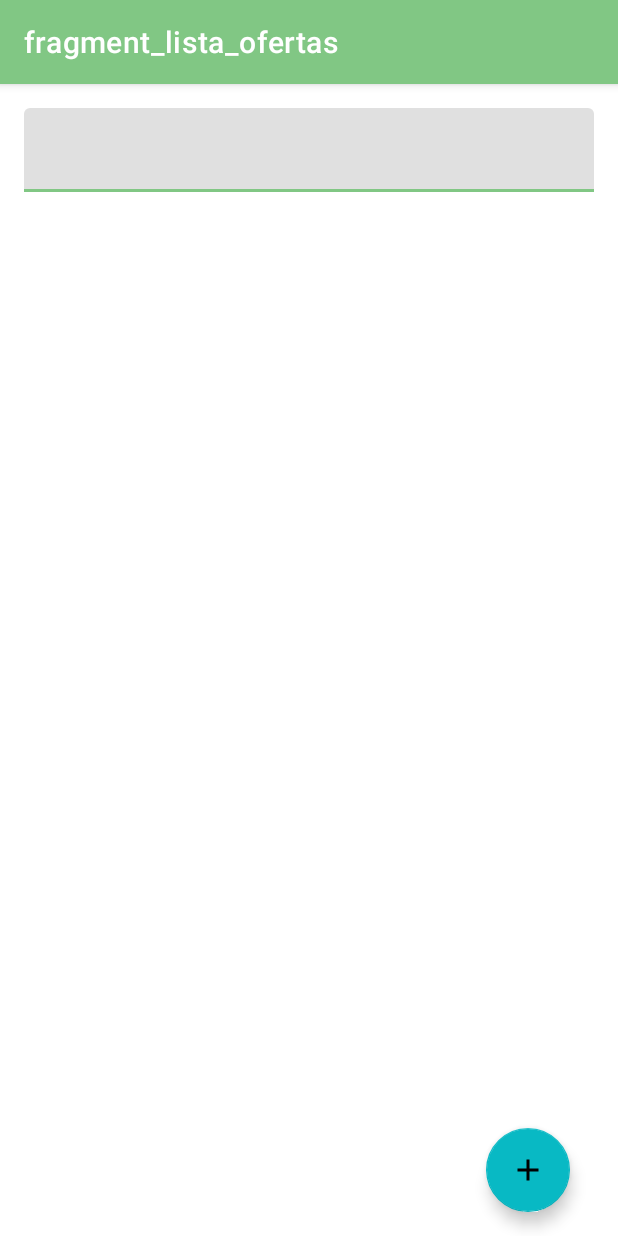
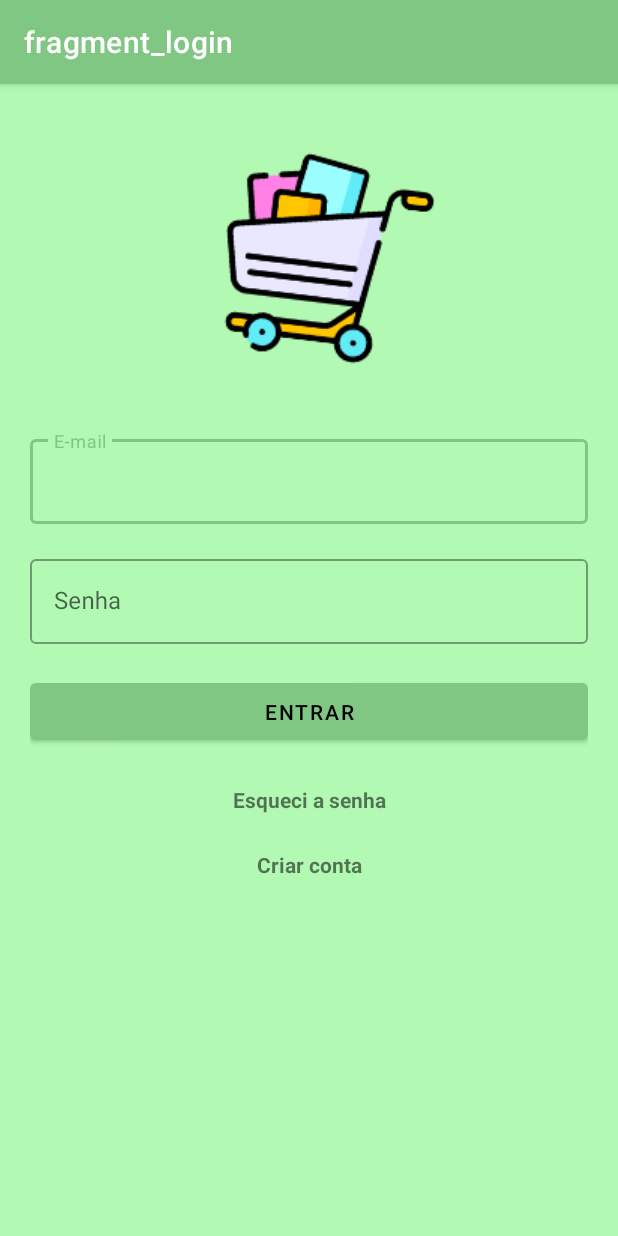
Before and after one commit to Rnnfranca/mais-barato-app, an Android app: the screen it shows after launch (MainActivity), on a phone screen of 412 x 824 dp. Run offline under Robolectric (Android 15) with nearby library versions, the phone set to English and light mode, and no system bars; our stand-ins replace Dagger/Hilt's generated code, Firebase (no records; nobody signed in at launch, a user with empty details on screens opened directly), navigation-ui.

Commit message:
inclusao da funcao de login

```diff
--- a/app/src/main/java/com/example/maisbarato/MainActivity.kt
+++ b/app/src/main/java/com/example/maisbarato/MainActivity.kt
@@ -5,14 +5,19 @@ import androidx.appcompat.app.AppCompatActivity
 import androidx.navigation.findNavController
 import androidx.navigation.fragment.NavHostFragment
 import androidx.navigation.ui.setupActionBarWithNavController
+import com.example.maisbarato.databinding.ActivityMainBinding
 import dagger.hilt.android.AndroidEntryPoint
 
 @AndroidEntryPoint
 class MainActivity : AppCompatActivity() {
 
+    private var _binding: ActivityMainBinding? = null
+    private val binding get() = _binding!!
+
     override fun onCreate(savedInstanceState: Bundle?) {
         super.onCreate(savedInstanceState)
-        setContentView(R.layout.activity_main)
+        _binding = ActivityMainBinding.inflate(layoutInflater)
+        setContentView(binding.root)
 
         val navHostFragment =
             supportFragmentManager.findFragmentById(R.id.nav_host_fragment) as NavHostFragment
--- a/app/src/main/java/com/example/maisbarato/view/DetalhesOfertaFragment.kt
+++ b/app/src/main/java/com/example/maisbarato/view/DetalhesOfertaFragment.kt
@@ -72,4 +72,9 @@ class DetalhesOfertaFragment : Fragment() {
         }
 
     }
+
+    override fun onDestroy() {
+        super.onDestroy()
+        _binding = null
+    }
 }
--- /dev/null
+++ b/app/src/main/java/com/example/maisbarato/view/LoginFragment.kt
@@ -0,0 +1,96 @@
+package com.example.maisbarato.view
+
+import android.os.Bundle
+import android.util.Log
+import android.view.LayoutInflater
+import android.view.View
+import android.view.ViewGroup
+import androidx.core.widget.doAfterTextChanged
+import androidx.fragment.app.Fragment
+import androidx.navigation.fragment.findNavController
+import com.example.maisbarato.databinding.FragmentLoginBinding
+import com.google.android.material.dialog.MaterialAlertDialogBuilder
+import com.google.firebase.auth.FirebaseAuth
+
+class LoginFragment : Fragment() {
+
+    private var _binding: FragmentLoginBinding? = null
+    private val binding get() = _binding!!
+
+    private var auth: FirebaseAuth = FirebaseAuth.getInstance()
+    private val TAG = "CadastroFragment"
+
+
+    override fun onCreate(savedInstanceState: Bundle?) {
+        super.onCreate(savedInstanceState)
+
+    }
+
+    override fun onCreateView(
+        inflater: LayoutInflater, container: ViewGroup?,
+        savedInstanceState: Bundle?
+    ): View {
+        // Inflate the layout for this fragment
+        _binding = FragmentLoginBinding.inflate(inflater, container, false)
+        return binding.root
+    }
+
+    override fun onViewCreated(view: View, savedInstanceState: Bundle?) {
+
+        binding.editTextEmailLogin.doAfterTextChanged {
+            binding.inputEmailLogin.error = null
+        }
+
+        binding.editTextSenhaLogin.doAfterTextChanged {
+            binding.inputSenhaLogin.error = null
+        }
+
+        binding.btnEntrar.setOnClickListener {
+
+            binding.inputEmailLogin.error = if(binding.editTextEmailLogin.text.isNullOrEmpty()) {
+                "Preencha o e-mail"
+            } else {
+                null
+            }
+
+            binding.inputSenhaLogin.error = if(binding.editTextSenhaLogin.text.isNullOrEmpty()) {
+                "Preencha a senha"
+            } else {
+                null
+            }
+
+            if (!binding.editTextEmailLogin.text.isNullOrEmpty() && !binding.editTextSenhaLogin.text.isNullOrEmpty()) {
+                auth.signInWithEmailAndPassword(
+                    binding.editTextEmailLogin.text.toString(),
+                    binding.editTextSenhaLogin.text.toString()
+                ).addOnCompleteListener { task ->
+                    if (task.isSuccessful) {
+                        val actions = LoginFragmentDirections.actionLoginFragmentToListaOfertasFragment()
+                        findNavController().navigate(actions)
+                    } else {
+                        Log.w(TAG, "signInWithEmail:failure", task.exception)
+                        MaterialAlertDialogBuilder(requireContext())
+                            .setTitle("Falha na autenticação")
+                            .setMessage("Usuário e/ou senha inválido")
+                            .setNeutralButton("Ok") { dialog, which ->
+
+                            }
+                            .show()
+                    }
+                }
+            }
+
+
+        }
+
+        binding.textCriarConta.setOnClickListener {
+            val actions = LoginFragmentDirections.actionLoginFragmentToCadastroFragment()
+            findNavController().navigate(actions)
+        }
+    }
+
+    override fun onDestroy() {
+        super.onDestroy()
+        _binding = null
+    }
+}
--- a/app/src/main/res/drawable/ic_add_photo.xml
+++ /dev/null
@@ -1,5 +0,0 @@
-<vector android:height="24dp" android:tint="#838383"
-    android:viewportHeight="24" android:viewportWidth="24"
-    android:width="24dp" xmlns:android="http://schemas.android.com/apk/res/android">
-    <path android:fillColor="@android:color/white" android:pathData="M3,4V1h2v3h3v2H5v3H3V6H0V4H3zM6,10V7h3V4h7l1.83,2H21c1.1,0 2,0.9 2,2v12c0,1.1 -0.9,2 -2,2H5c-1.1,0 -2,-0.9 -2,-2V10H6zM13,19c2.76,0 5,-2.24 5,-5s-2.24,-5 -5,-5s-5,2.24 -5,5S10.24,19 13,19zM9.8,14c0,1.77 1.43,3.2 3.2,3.2s3.2,-1.43 3.2,-3.2s-1.43,-3.2 -3.2,-3.2S9.8,12.23 9.8,14z"/>
-</vector>
--- /dev/null
+++ b/app/src/main/res/layout/fragment_login.xml
@@ -0,0 +1,89 @@
+<?xml version="1.0" encoding="utf-8"?>
+<androidx.core.widget.NestedScrollView xmlns:android="http://schemas.android.com/apk/res/android"
+    xmlns:tools="http://schemas.android.com/tools"
+    android:layout_width="match_parent"
+    android:layout_height="match_parent"
+    xmlns:app="http://schemas.android.com/apk/res-auto"
+    android:background="@color/green_200"
+    tools:context=".view.LoginFragment">
+
+    <androidx.constraintlayout.widget.ConstraintLayout
+        android:layout_width="match_parent"
+        android:layout_height="wrap_content"
+        android:padding="20dp">
+
+        <ImageView
+            android:id="@+id/logo"
+            android:layout_width="wrap_content"
+            android:layout_height="wrap_content"
+            android:src="@drawable/logo"
+            app:layout_constraintTop_toTopOf="parent"
+            app:layout_constraintStart_toStartOf="parent"
+            app:layout_constraintEnd_toEndOf="parent" />
+
+        <com.google.android.material.textfield.TextInputLayout
+            android:id="@+id/input_email_login"
+            android:layout_width="match_parent"
+            android:layout_height="wrap_content"
+            android:hint="E-mail"
+            style="@style/Widget.MaterialComponents.TextInputLayout.OutlinedBox"
+            app:layout_constraintStart_toStartOf="parent"
+            app:layout_constraintTop_toBottomOf="@id/logo">
+
+            <com.google.android.material.textfield.TextInputEditText
+                android:id="@+id/edit_text_email_login"
+                android:layout_width="match_parent"
+                android:layout_height="wrap_content"
+                android:inputType="textEmailAddress"/>
+
+        </com.google.android.material.textfield.TextInputLayout>
+
+        <com.google.android.material.textfield.TextInputLayout
+            android:id="@+id/input_senha_login"
+            android:layout_width="match_parent"
+            android:layout_height="wrap_content"
+            android:hint="Senha"
+            android:layout_marginTop="18dp"
+            style="@style/Widget.MaterialComponents.TextInputLayout.OutlinedBox"
+            app:layout_constraintStart_toStartOf="parent"
+            app:layout_constraintTop_toBottomOf="@id/input_email_login">
+
+            <com.google.android.material.textfield.TextInputEditText
+                android:id="@+id/edit_text_senha_login"
+                android:layout_width="match_parent"
+                android:layout_height="wrap_content"
+                android:inputType="textPassword"/>
+
+        </com.google.android.material.textfield.TextInputLayout>
+
+        <com.google.android.material.button.MaterialButton
+            android:id="@+id/btn_entrar"
+            android:layout_width="match_parent"
+            android:layout_height="50dp"
+            android:text="ENTRAR"
+            android:layout_marginTop="20dp"
+            app:layout_constraintTop_toBottomOf="@id/input_senha_login"/>
+
+        <TextView
+            android:id="@+id/text_esqueci_senha"
+            android:layout_width="wrap_content"
+            android:layout_height="wrap_content"
+            android:text="Esqueci a senha"
+            android:textStyle="bold"
+            android:layout_marginTop="24dp"
+            app:layout_constraintTop_toBottomOf="@id/btn_entrar"
+            app:layout_constraintStart_toStartOf="parent"
+            app:layout_constraintEnd_toEndOf="parent"/>
+
+        <TextView
+            android:id="@+id/text_criar_conta"
+            android:layout_width="wrap_content"
+            android:layout_height="wrap_content"
+            android:text="Criar conta"
+            android:textStyle="bold"
+            android:layout_marginTop="24dp"
+            app:layout_constraintTop_toBottomOf="@id/text_esqueci_senha"
+            app:layout_constraintStart_toStartOf="parent"
+            app:layout_constraintEnd_toEndOf="parent"/>
+    </androidx.constraintlayout.widget.ConstraintLayout>
+</androidx.core.widget.NestedScrollView>
--- a/app/src/main/res/navigation/nav_graph.xml
+++ b/app/src/main/res/navigation/nav_graph.xml
@@ -3,7 +3,7 @@
     xmlns:app="http://schemas.android.com/apk/res-auto"
     xmlns:tools="http://schemas.android.com/tools"
     android:id="@+id/nav_graph"
-    app:startDestination="@id/listaOfertasFragment">
+    app:startDestination="@id/loginFragment">
     <fragment
         android:id="@+id/listaOfertasFragment"
         android:name="com.example.maisbarato.view.ListaOfertasFragment"
@@ -31,4 +31,21 @@
             app:argType="com.example.maisbarato.model.Oferta"
             app:nullable="true"/>
     </fragment>
+    <fragment
+        android:id="@+id/loginFragment"
+        android:name="com.example.maisbarato.view.LoginFragment"
+        android:label="fragment_login"
+        tools:layout="@layout/fragment_login" >
+        <action
+            android:id="@+id/action_loginFragment_to_listaOfertasFragment"
+            app:destination="@id/listaOfertasFragment" />
+        <action
+            android:id="@+id/action_loginFragment_to_cadastroFragment"
+            app:destination="@id/cadastroFragment" />
+    </fragment>
+    <fragment
+        android:id="@+id/cadastroFragment"
+        android:name="com.example.maisbarato.view.CadastroFragment"
+        android:label="fragment_cadastro"
+        tools:layout="@layout/fragment_cadastro" />
 </navigation>
--- a/app/src/main/res/values/colors.xml
+++ b/app/src/main/res/values/colors.xml
@@ -1,18 +1,14 @@
 <?xml version="1.0" encoding="utf-8"?>
 <resources>
     <color name="purple_200">#FFBB86FC</color>
-    <color name="purple_500">#FF6200EE</color>
     <color name="purple_700">#FF3700B3</color>
     <color name="teal_200">#FF03DAC5</color>
-    <color name="teal_700">#FF018786</color>
     <color name="black">#FF000000</color>
-    <color name="white">#FFFFFFFF</color>
     <!-- CUSTOMIZED -->
     <color name="green_200">#b2fab4</color>
     <color name="green_500">#81c784</color>
     <color name="green_700">#519657</color>
     <color name="blue_200">#9BFFFF</color>
-    <color name="blue_500">#61ECF7</color>
     <color name="blue_700">#08B9C4</color>
     <color name="cinza">#808080</color>
 </resources>
--- a/app/src/main/res/values/strings.xml
+++ b/app/src/main/res/values/strings.xml
@@ -1,5 +1,4 @@
 <resources>
     <string name="app_name">Mais Barato</string>
     <!-- TODO: Remove or change this placeholder text -->
-    <string name="hello_blank_fragment">Hello blank fragment</string>
 </resources>
```
Also changed, not shown: app/build.gradle (+8 -1 lines), app/src/main/java/com/example/maisbarato/view/CadastroFragment.kt (added, +115 -0 lines), app/src/main/res/layout/fragment_cadastro.xml (added, +100 -0 lines), app/src/main/res/drawable/add_image_grey.png (deleted), app/src/main/res/drawable/arrow_down_filled.png (deleted), app/src/main/res/drawable/arrow_down_outline_red.png (deleted), app/src/main/res/drawable/arrow_up_filled.png (deleted), app/src/main/res/drawable/arrow_up_outline_green.png (deleted), app/src/main/res/drawable/fire_color.png (deleted), app/src/main/res/drawable/ice_crystal_color.png (deleted), app/src/main/res/drawable/logo.png (added), app/src/main/res/drawable/temperature.png (deleted).
